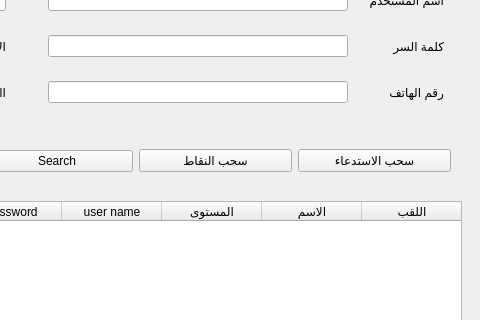
abdou-dz113/onefd_client_mangment_system, file main.ui: the form before one commit; both pictures show x 366 to 846 and y 168 to 488 of the 846 by 621 pixel window.
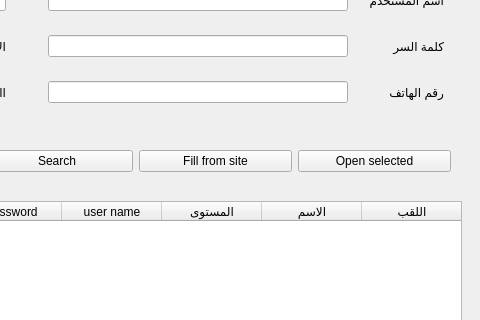
The form after the commit.

Commit message: refractored some parts and removed unnecessary code

Diff of the .ui file:
```diff
--- a/main.ui
+++ b/main.ui
@@ -427,14 +427,14 @@
        <item>
         <widget class="QPushButton" name="pushButton_4">
          <property name="text">
-          <string>سحب النقاط</string>
+          <string>Fill from site</string>
          </property>
         </widget>
        </item>
        <item>
         <widget class="QPushButton" name="pushButton_5">
          <property name="text">
-          <string>سحب الاستدعاء</string>
+          <string>Open selected</string>
          </property>
         </widget>
        </item>
```
Left out of the diff: 2 changed lines with no effect on the pictures. The commit also changes 2 other files.
